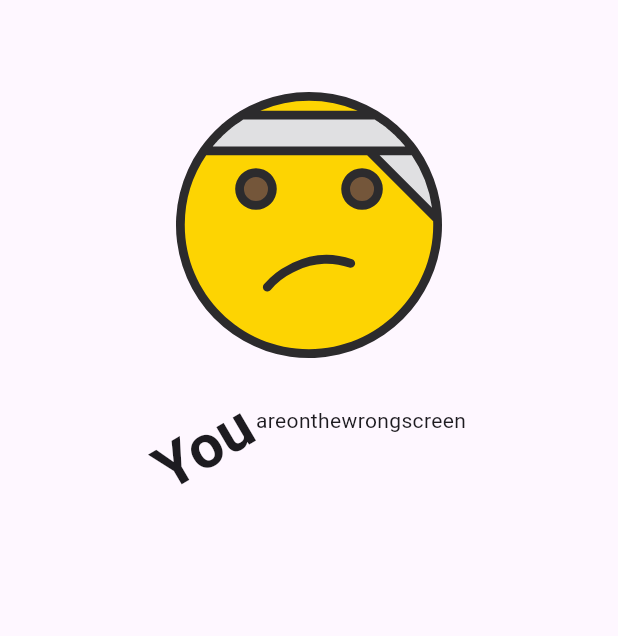
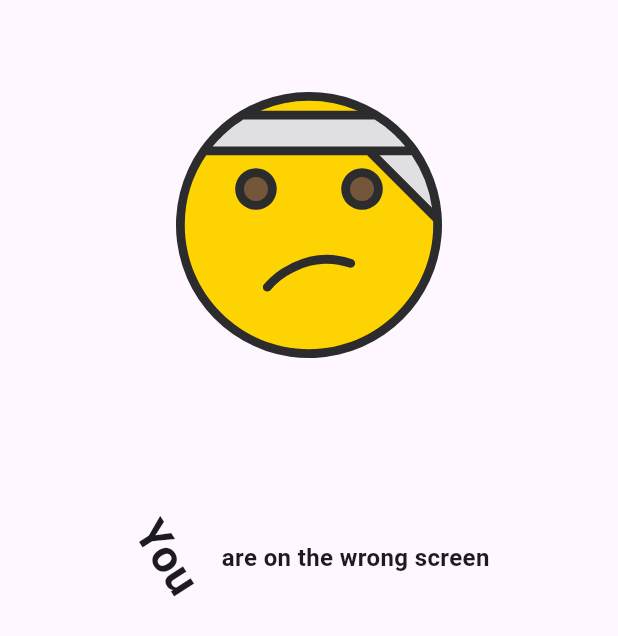
Before and after one commit to CrestNiraj12/custom_animations_app, a Flutter app: the MyHomePage screen opened directly, on a phone screen of 412 x 824 dp. Shown: the top 636 px of the screen. Run offline on Flutter 3.47's test engine with Material 2 defaults, Android fonts, the phone set to English and light mode, and no system bars; our stand-ins replace flutter_svg.

```diff
--- a/lib/home.dart
+++ b/lib/home.dart
@@ -1,4 +1,5 @@
 import 'package:flutter/material.dart';
+import 'package:flutter/physics.dart';
 import 'package:flutter_svg/flutter_svg.dart';
 
 class MyHomePage extends StatefulWidget {
@@ -10,7 +11,38 @@ class MyHomePage extends StatefulWidget {
   State<MyHomePage> createState() => _MyHomePageState();
 }
 
-class _MyHomePageState extends State<MyHomePage> {
+class _MyHomePageState extends State<MyHomePage>
+    with SingleTickerProviderStateMixin {
+  late AnimationController _controller;
+  late SpringSimulation simulation;
+
+  @override
+  void initState() {
+    super.initState();
+    _controller = AnimationController(
+      vsync: this,
+    );
+
+    simulation = SpringSimulation(
+      const SpringDescription(
+        mass: 0.2,
+        stiffness: 10,
+        damping: 0.5,
+      ),
+      1.0, // starting point
+      10.0, // ending point
+      1, // velocity
+    );
+
+    _controller.animateWith(simulation);
+  }
+
+  @override
+  void dispose() {
+    _controller.dispose();
+    super.dispose();
+  }
+
   @override
   Widget build(BuildContext context) {
     return Scaffold(
@@ -28,25 +60,37 @@ class _MyHomePageState extends State<MyHomePage> {
                 ),
               ),
               const SizedBox(
-                height: 20,
+                height: 100,
               ),
-              Wrap(
+              Row(
+                mainAxisAlignment: MainAxisAlignment.center,
                 children: [
-                  Transform.rotate(
-                    angle: 100,
+                  AnimatedBuilder(
+                    animation: _controller,
+                    builder: (_, child) {
+                      return Transform.rotate(
+                        angle: _controller.value,
+                        child: child,
+                      );
+                    },
                     child: const Text(
                       'You',
                       style: TextStyle(
-                        fontSize: 40,
+                        fontSize: 30,
                         fontWeight: FontWeight.bold,
                       ),
                     ),
                   ),
-                  const Text('are'),
-                  const Text('on'),
-                  const Text('the'),
-                  const Text('wrong'),
-                  const Text('screen'),
+                  const SizedBox(
+                    width: 10,
+                  ),
+                  const Text(
+                    'are on the wrong screen',
+                    style: TextStyle(
+                      fontSize: 16,
+                      fontWeight: FontWeight.bold,
+                    ),
+                  ),
                 ],
               )
             ],
```
Also changed, not shown: .github/workflows/danger.yaml (added), 1 other file.
